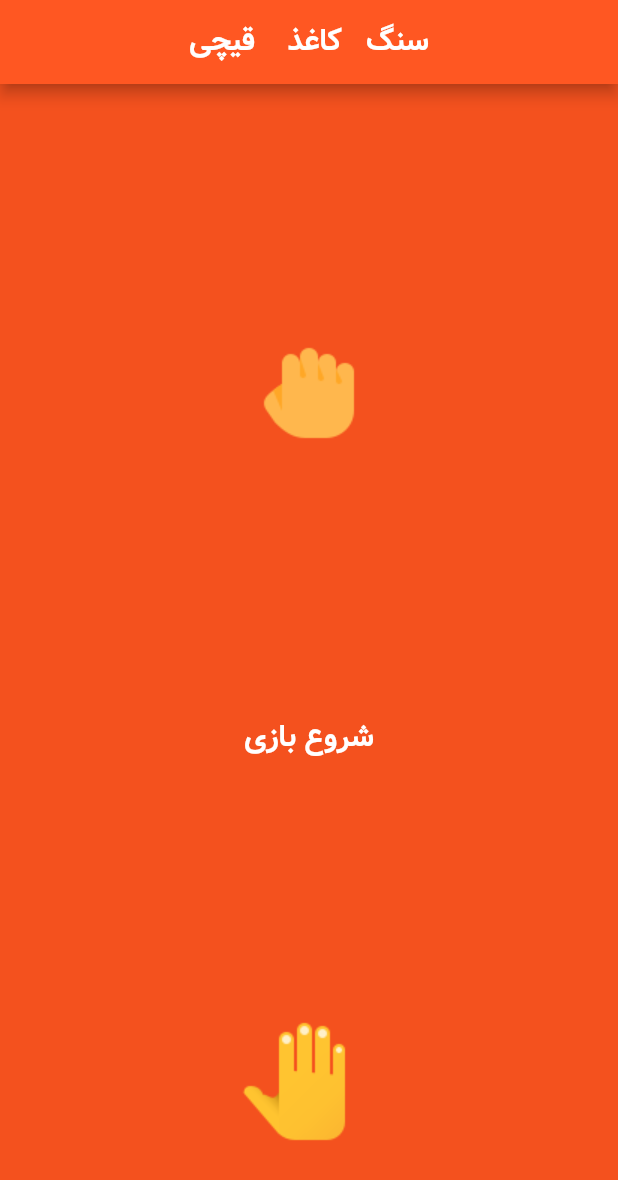
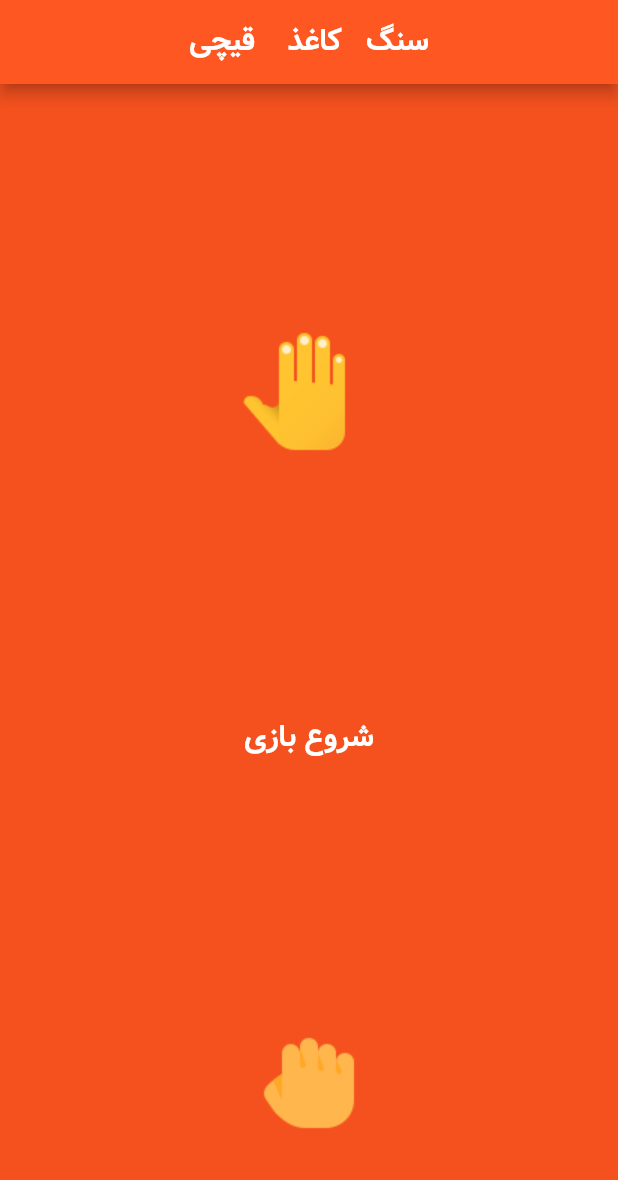
Before and after one commit to amirahmadadibi/rock_paper_scisser, a Flutter app: the screen it shows after launch, on a phone screen of 412 x 824 dp. Shown: the top 1180 px of the screen. Run offline on Flutter 3.47's test engine with Material 2 defaults, Android fonts, the phone set to English and light mode, and no system bars.

Commit message:
week6 E03-whatWeGonnaDoAndWhatIsState

```diff
--- a/lib/main.dart
+++ b/lib/main.dart
@@ -9,6 +9,8 @@ class Application extends StatelessWidget {
 
   @override
   Widget build(BuildContext context) {
+    int top = 2;
+    int bottom = 1;
     return MaterialApp(
       theme: ThemeData(fontFamily: 'vazir'),
       home: Scaffold(
@@ -25,7 +27,7 @@ class Application extends StatelessWidget {
               crossAxisAlignment: CrossAxisAlignment.stretch,
               children: [
                 Image(
-                  image: AssetImage('images/1.png'),
+                  image: AssetImage('images/$top.png'),
                 ),
                 TextButton(
                   style: TextButton.styleFrom(primary: Colors.white),
@@ -36,7 +38,7 @@ class Application extends StatelessWidget {
                   ),
                 ),
                 Image(
-                  image: AssetImage('images/2.png'),
+                  image: AssetImage('images/$bottom.png'),
                 ),
               ],
             ),
```
